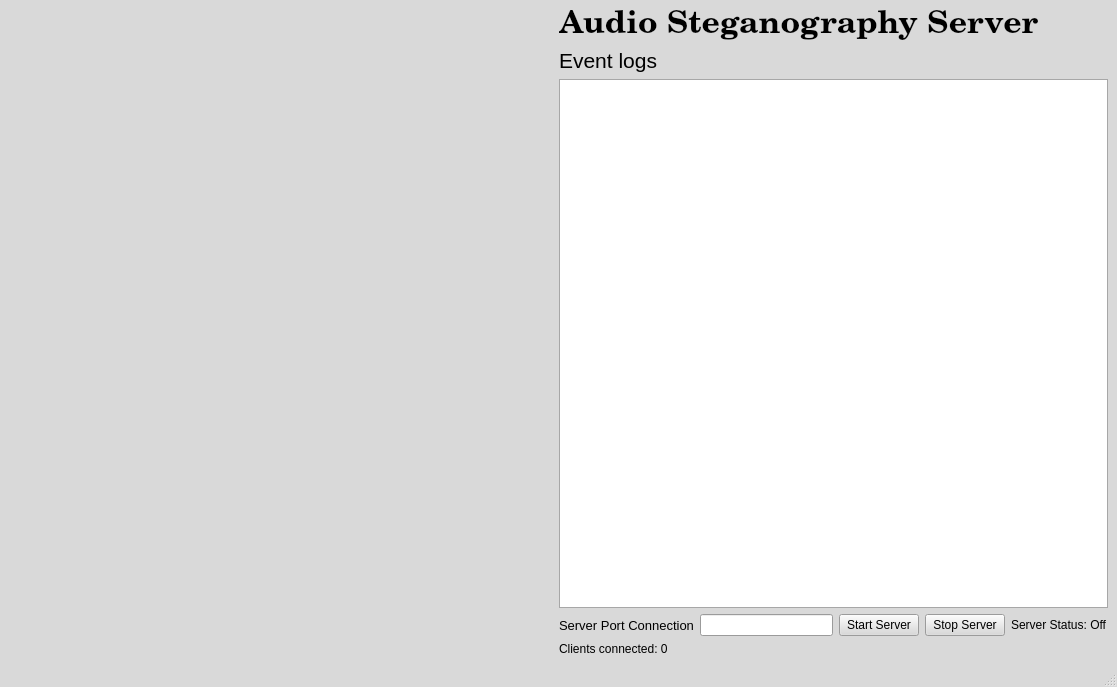
This is src/ServerGUI.ui in jrgouws16/Audio-Steganograpy as Qt 5 draws it before an edit. The edited form follows.
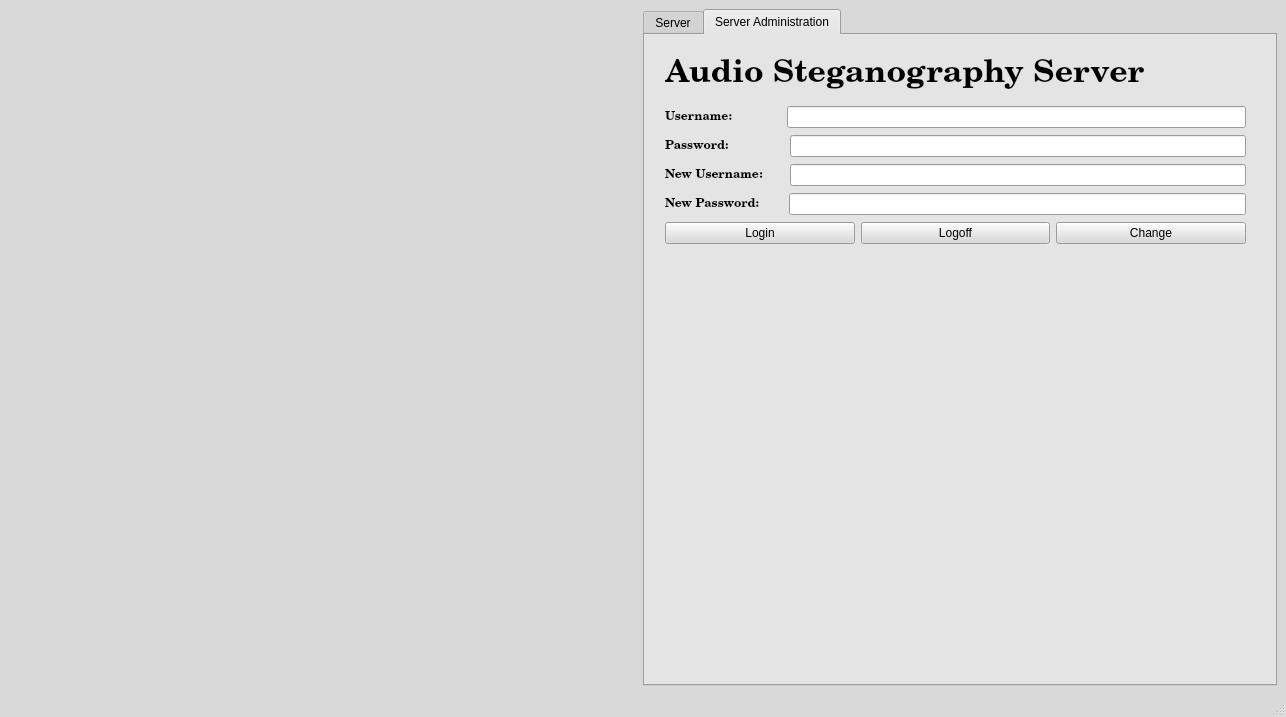
This is the edited form.

Commit message: Start of username password system

```diff
--- a/src/ServerGUI.ui
+++ b/src/ServerGUI.ui
@@ -6,8 +6,8 @@
    <rect>
     <x>0</x>
     <y>0</y>
-    <width>1117</width>
-    <height>687</height>
+    <width>1286</width>
+    <height>717</height>
    </rect>
   </property>
   <property name="palette">
@@ -452,6 +452,23 @@
        </spacer>
       </item>
       <item>
+       <widget class="QTabWidget" name="tabWidget">
+        <property name="currentIndex">
+         <number>1</number>
+        </property>
+        <widget class="QWidget" name="tab">
+         <attribute name="title">
+          <string>Server</string>
+         </attribute>
+         <widget class="QWidget" name="layoutWidget">
+          <property name="geometry">
+           <rect>
+            <x>20</x>
+            <y>0</y>
+            <width>591</width>
+            <height>611</height>
+           </rect>
+          </property>
        <layout class="QVBoxLayout" name="verticalLayout_2">
         <item>
          <widget class="QLabel" name="label_title">
@@ -652,6 +669,209 @@
          </widget>
         </item>
        </layout>
+         </widget>
+        </widget>
+        <widget class="QWidget" name="tab_2">
+         <attribute name="title">
+          <string>Server Administration</string>
+         </attribute>
+         <widget class="QWidget" name="layoutWidget_2">
+          <property name="geometry">
+           <rect>
+            <x>20</x>
+            <y>70</y>
+            <width>581</width>
+            <height>141</height>
+           </rect>
+          </property>
+          <layout class="QVBoxLayout" name="verticalLayout_4">
+           <item>
+            <layout class="QHBoxLayout" name="horizontalLayout_21">
+             <item>
+              <widget class="QLabel" name="label_username">
+               <property name="font">
+                <font>
+                 <family>Century Schoolbook L</family>
+                 <weight>75</weight>
+                 <bold>true</bold>
+                </font>
+               </property>
+               <property name="text">
+                <string>Username:              </string>
+               </property>
+              </widget>
+             </item>
+             <item>
+              <widget class="QLineEdit" name="lineEdit_username">
+               <property name="text">
+                <string/>
+               </property>
+              </widget>
+             </item>
+            </layout>
+           </item>
+           <item>
+            <layout class="QHBoxLayout" name="horizontalLayout_22">
+             <item>
+              <widget class="QLabel" name="label_password">
+               <property name="font">
+                <font>
+                 <family>Century Schoolbook L</family>
+                 <weight>75</weight>
+                 <bold>true</bold>
+                </font>
+               </property>
+               <property name="text">
+                <string>Password:                </string>
+               </property>
+              </widget>
+             </item>
+             <item>
+              <widget class="QLineEdit" name="lineEdit_password">
+               <property name="text">
+                <string/>
+               </property>
+              </widget>
+             </item>
+            </layout>
+           </item>
+           <item>
+            <layout class="QHBoxLayout" name="horizontalLayout_25">
+             <item>
+              <widget class="QLabel" name="label_new_username">
+               <property name="font">
+                <font>
+                 <family>Century Schoolbook L</family>
+                 <weight>75</weight>
+                 <bold>true</bold>
+                </font>
+               </property>
+               <property name="text">
+                <string>New Username:      </string>
+               </property>
+              </widget>
+             </item>
+             <item>
+              <widget class="QLineEdit" name="lineEdit_new_username">
+               <property name="text">
+                <string/>
+               </property>
+              </widget>
+             </item>
+            </layout>
+           </item>
+           <item>
+            <layout class="QHBoxLayout" name="horizontalLayout_26">
+             <item>
+              <widget class="QLabel" name="label_password_3">
+               <property name="font">
+                <font>
+                 <family>Century Schoolbook L</family>
+                 <weight>75</weight>
+                 <bold>true</bold>
+                </font>
+               </property>
+               <property name="text">
+                <string>New Password:       </string>
+               </property>
+              </widget>
+             </item>
+             <item>
+              <widget class="QLineEdit" name="lineEdit_new_password">
+               <property name="text">
+                <string/>
+               </property>
+              </widget>
+             </item>
+            </layout>
+           </item>
+           <item>
+            <layout class="QHBoxLayout" name="horizontalLayout_2">
+             <item>
+              <widget class="QPushButton" name="pushButton_login">
+               <property name="text">
+                <string>Login</string>
+               </property>
+              </widget>
+             </item>
+             <item>
+              <widget class="QPushButton" name="pushButton_logoff">
+               <property name="text">
+                <string>Logoff</string>
+               </property>
+              </widget>
+             </item>
+             <item>
+              <widget class="QPushButton" name="pushButton_change">
+               <property name="text">
+                <string>Change</string>
+               </property>
+              </widget>
+             </item>
+            </layout>
+           </item>
+          </layout>
+         </widget>
+         <widget class="QLabel" name="label_title_2">
+          <property name="geometry">
+           <rect>
+            <x>20</x>
+            <y>20</y>
+            <width>589</width>
+            <height>39</height>
+           </rect>
+          </property>
+          <property name="palette">
+           <palette>
+            <active>
+             <colorrole role="Text">
+              <brush brushstyle="SolidPattern">
+               <color alpha="255">
+                <red>46</red>
+                <green>255</green>
+                <blue>14</blue>
+               </color>
+              </brush>
+             </colorrole>
+            </active>
+            <inactive>
+             <colorrole role="Text">
+              <brush brushstyle="SolidPattern">
+               <color alpha="255">
+                <red>46</red>
+                <green>255</green>
+                <blue>14</blue>
+               </color>
+              </brush>
+             </colorrole>
+            </inactive>
+            <disabled>
+             <colorrole role="Text">
+              <brush brushstyle="SolidPattern">
+               <color alpha="255">
+                <red>108</red>
+                <green>108</green>
+                <blue>108</blue>
+               </color>
+              </brush>
+             </colorrole>
+            </disabled>
+           </palette>
+          </property>
+          <property name="font">
+           <font>
+            <family>Century Schoolbook L</family>
+            <pointsize>24</pointsize>
+            <weight>75</weight>
+            <bold>true</bold>
+           </font>
+          </property>
+          <property name="text">
+           <string>Audio Steganography Server</string>
+          </property>
+         </widget>
+        </widget>
+       </widget>
       </item>
      </layout>
     </item>
```
Left out of the diff: 2 changed lines with no effect on the pictures. Lines whose indentation alone changed are shown as unchanged. The commit also changes 18 other files.
